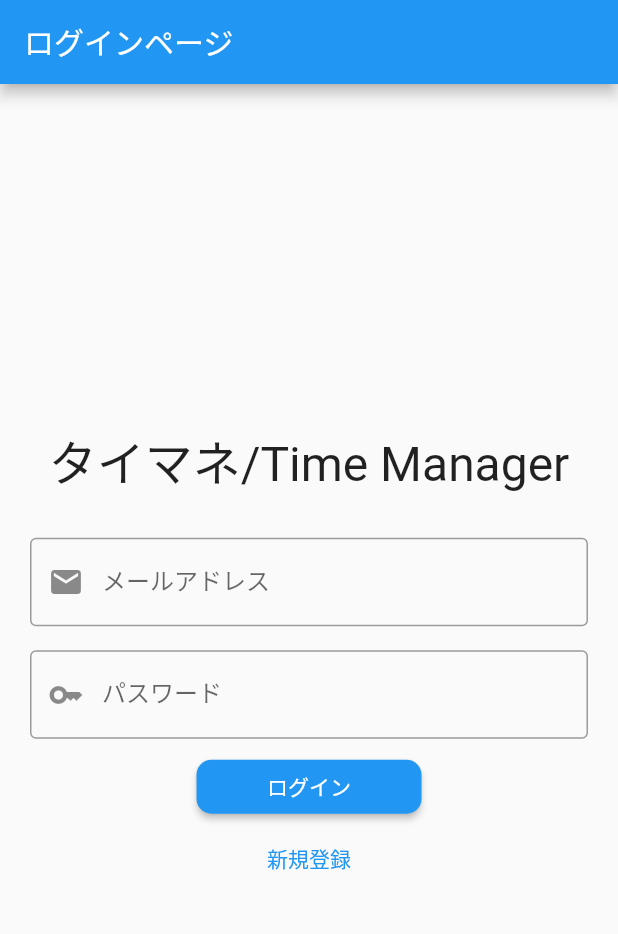
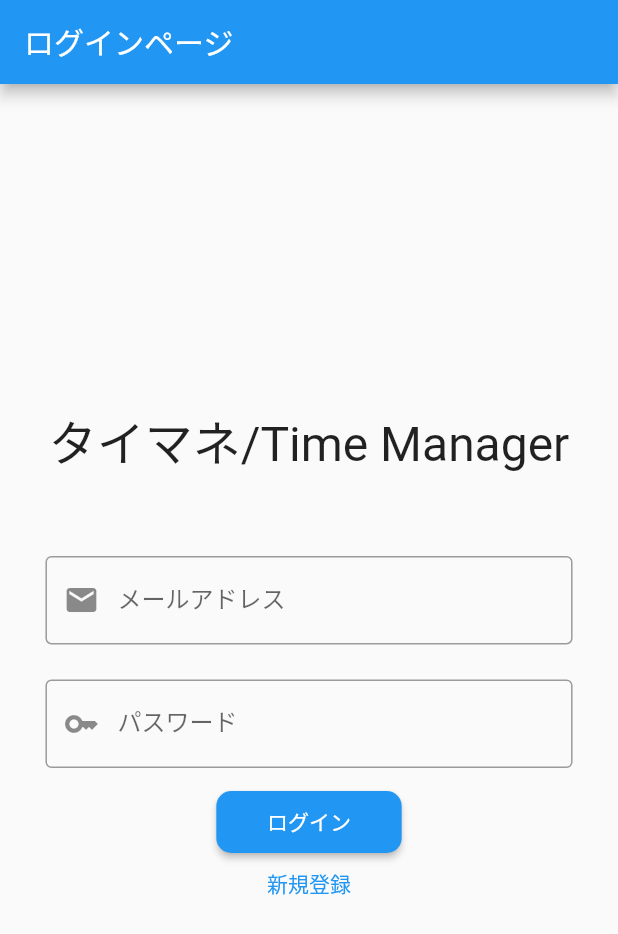
Before and after one commit to ko-he-i/taimane_timemanager, a Flutter app: the screen it shows after launch, on a phone screen of 412 x 824 dp. Shown: the top 934 px of the screen. Run offline on Flutter 3.47's test engine with Material 2 defaults, Android fonts, the phone set to English and light mode, and no system bars; our stand-ins replace cloud_firestore, firebase_auth, firebase_core, settings_ui; accounts and stored records are empty.

Commit message:
レスポンシブデザイン

```diff
--- a/lib/login_page.dart
+++ b/lib/login_page.dart
@@ -92,6 +92,8 @@
 
   @override
   Widget build(BuildContext context) {
+    //MediaQueryで使用デバイスのサイズを取得
+    final Size size = MediaQuery.of(context).size;
     return Scaffold(
       appBar: AppBar(
         title: const Text('ログインページ'),
@@ -100,14 +102,22 @@
         child: Column(
           mainAxisAlignment: MainAxisAlignment.center,
           children: [
-            const Text(
+            SizedBox(
+              width: size.width * 0.9,
+              height: size.height * 0.1,
+              child: const Text(
                 'タイマネ/Time Manager',
+                textAlign: TextAlign.center,
                 style: TextStyle(
                   fontSize: 32,
                 ),
               ),
-            const SizedBox(height: 20),
-            Padding(
+            ),
+            const SizedBox(height: 10),
+            SizedBox(
+              width: size.width * 0.95,
+              height: size.height * 0.1,
+              child: Padding(
                 padding: const EdgeInsets.symmetric(
                   vertical: 8,
                   horizontal: 20,
@@ -123,7 +133,11 @@
                   },
                 ),
               ),
-            Padding(
+            ),
+            SizedBox(
+              width: size.width * 0.95,
+              height: size.height * 0.1,
+              child: Padding(
                 padding: const EdgeInsets.symmetric(
                   vertical: 8,
                   horizontal: 20,
@@ -140,8 +154,10 @@
                   },
                 ),
               ),
+            ),
             SizedBox(
-              width: 150,
+              width: size.width * 0.3,
+              height: size.height * 0.05,
               child: ElevatedButton(
                 onPressed: () {
                   _login(loginEmailAddress, loginEmailPassword);
@@ -154,7 +170,10 @@
                 child: const Text('ログイン'),
               ),
             ),
-            TextButton(
+            SizedBox(
+              width: size.width * 0.3,
+              height: size.height * 0.05,
+              child: TextButton(
                 onPressed: () {
                   Navigator.push(
                     context,
@@ -165,6 +184,7 @@
                 },
                 child: const Text('新規登録'),
               ),
+            ),
           ],
         ),
       ),
```
Lines whose indentation alone changed are shown as unchanged.
